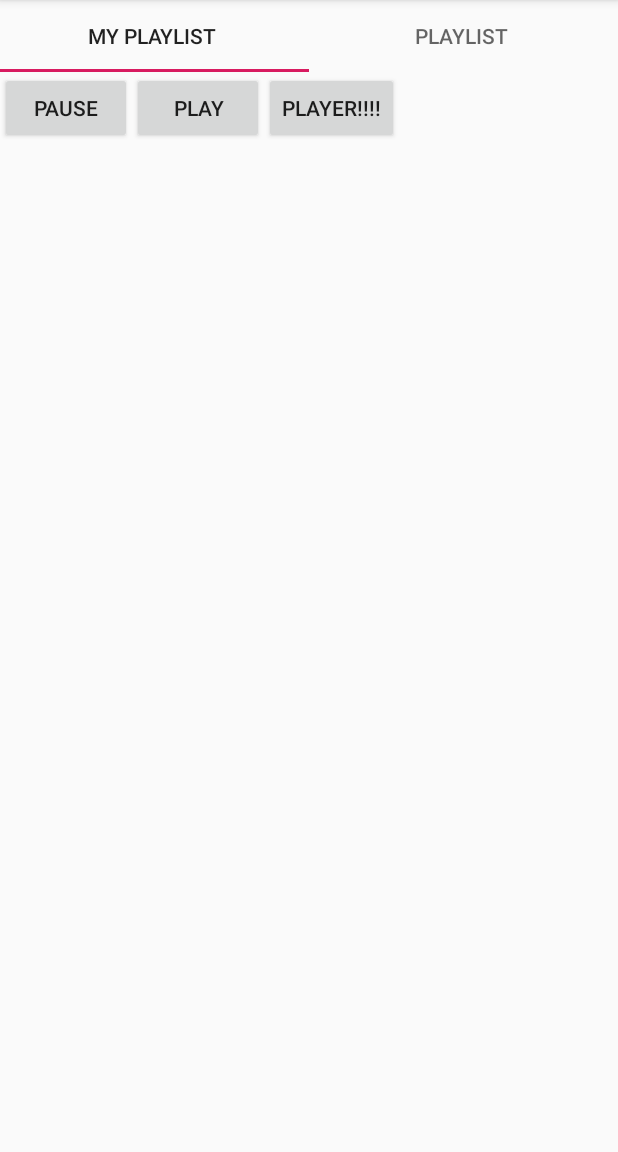
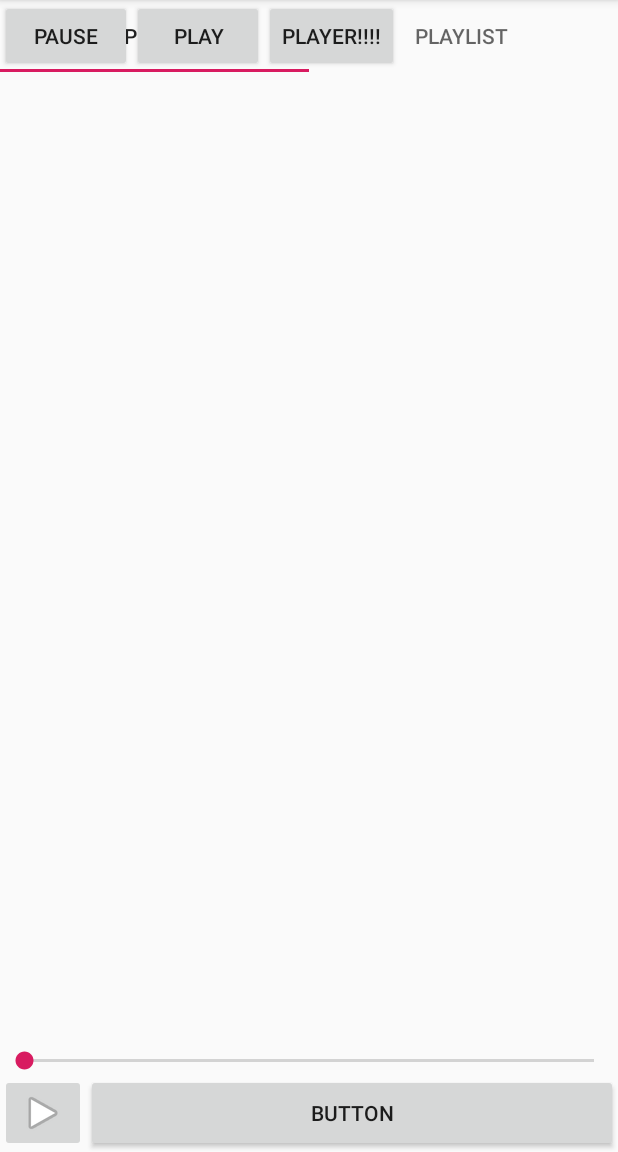
Before and after one commit to JackKetch1686/Suck, an Android app: the screen it shows after launch (MainActivity), on a phone screen of 412 x 824 dp, the part 84-1236 px from its top. Run offline under Robolectric (Android 15) with nearby library versions, the phone set to English and light mode, and no system bars.

```diff
--- a/app/src/main/java/com/example/myapplicatio/PlayerAndEqualizerActivity.kt
+++ b/app/src/main/java/com/example/myapplicatio/PlayerAndEqualizerActivity.kt
@@ -1,11 +1,13 @@
 package com.example.myapplicatio
 
+import android.media.audiofx.Equalizer
 import androidx.appcompat.app.AppCompatActivity
 import android.os.Bundle
 import kotlinx.android.synthetic.main.activity_main.*
 import kotlinx.android.synthetic.main.activity_player_and_equalizer.*
 
 class PlayerAndEqualizerActivity : AppCompatActivity() {
+
 
     override fun onCreate(savedInstanceState: Bundle?) {
         super.onCreate(savedInstanceState)
--- a/app/src/main/res/layout/activity_main.xml
+++ b/app/src/main/res/layout/activity_main.xml
@@ -1,5 +1,5 @@
 <?xml version="1.0" encoding="utf-8"?>
-<LinearLayout
+<RelativeLayout
         xmlns:android="http://schemas.android.com/apk/res/android"
         xmlns:tools="http://schemas.android.com/tools"
         xmlns:app="http://schemas.android.com/apk/res-auto"
@@ -32,17 +32,35 @@
 
     <androidx.viewpager.widget.ViewPager
             android:layout_width="match_parent"
-            android:layout_height="match_parent"
+            android:layout_height="wrap_content"
             android:id="@+id/vpOfMainActivity"
             android:visibility="visible"
             tools:visibility="visible">
 
     </androidx.viewpager.widget.ViewPager>
 
-        <LinearLayout android:layout_width="wrap_content"
-                      android:layout_height="wrap_content"
-                      android:orientation="vertical"
-                      android:id="@+id/view_pager"
-        />
+    <LinearLayout
+            android:orientation="vertical"
+            android:layout_width="match_parent"
+            android:layout_height="wrap_content"
+            android:layout_alignParentBottom="true">
+        <SeekBar
+                android:layout_width="match_parent"
+                android:layout_height="wrap_content" android:id="@+id/seekBar2" android:layout_weight="1"/>
+        <LinearLayout
+                android:layout_width="match_parent"
+                android:layout_height="wrap_content"
+                android:layout_weight="5">
+            <ImageButton
+                    android:layout_width="wrap_content"
+                    android:layout_height="match_parent" app:srcCompat="@android:drawable/ic_media_play"
+                    android:id="@+id/imageButton2" android:layout_weight="0.1"/>
+            <Button
+                    android:text="Button"
+                    android:layout_width="wrap_content"
+                    android:layout_height="match_parent" android:id="@+id/button4" android:layout_weight="20"/>
 
-</LinearLayout>
+        </LinearLayout>
+    </LinearLayout>
+
+</RelativeLayout>
```
Also changed, not shown: app/src/main/java/com/example/myapplicatio/FragmentEqualizer.kt (+62 -3 lines), 3 other files.
